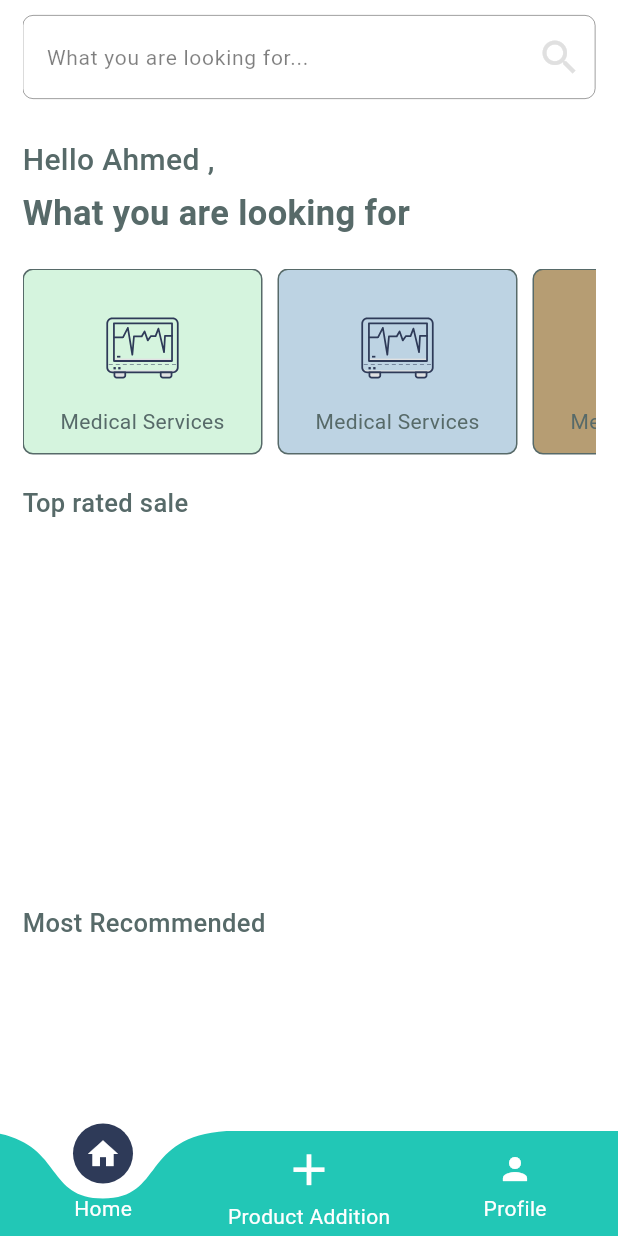
After one commit to mohamedtarek3001/E-Commerce_edu, a Flutter app: the HomeHub screen opened directly, on a phone screen of 412 x 824 dp. The commit adds this screen. Run offline on Flutter 3.47's test engine with Material 3 defaults, Android fonts, the phone set to English and light mode, and no system bars; drawn by our look-alikes of curved_labeled_navigation_bar; our stand-ins replace bloc, cloud_firestore, firebase_auth, firebase_core, flutter_bloc, flutter_svg and 2 more; missing offline and left inert: animated_rating_stars; accounts and stored records are empty.

Commit message:
[add] new screens

```diff
--- /dev/null
+++ b/devtools_options.yaml
@@ -0,0 +1,3 @@
+description: This file stores settings for Dart & Flutter DevTools.
+documentation: https://docs.flutter.dev/tools/devtools/extensions#configure-extension-enablement-states
+extensions:
--- /dev/null
+++ b/lib/ecommerce_app/business_logic/blocs_cubits/navigation_cubit.dart
@@ -0,0 +1,26 @@
+import 'package:bloc/bloc.dart';
+import 'package:flutter/material.dart';
+import 'package:meta/meta.dart';
+
+import '../../presentation_layer/main_app/Home_pages/home_screen.dart';
+import '../../presentation_layer/main_app/product_addition_screens/product_addition_screen.dart';
+import '../../presentation_layer/main_app/profile_screens/profile_screen.dart';
+
+part 'navigation_state.dart';
+
+class NavigationCubit extends Cubit<NavigationState> {
+  NavigationCubit() : super(NavigationInitial());
+  int currentIndex = 0;
+
+  setCurrentIndex(int index){
+    currentIndex = index;
+    emit(NavigationInitial());
+  }
+
+  List<Widget> screens = [
+    HomeScreen(),
+    ProductAdditionScreen(),
+    ProfileScreen()
+  ];
+
+}
--- /dev/null
+++ b/lib/ecommerce_app/business_logic/blocs_cubits/navigation_state.dart
@@ -0,0 +1,6 @@
+part of 'navigation_cubit.dart';
+
+@immutable
+sealed class NavigationState {}
+
+final class NavigationInitial extends NavigationState {}
--- a/lib/ecommerce_app/business_logic/blocs_cubits/product_state.dart
+++ b/lib/ecommerce_app/business_logic/blocs_cubits/product_state.dart
@@ -20,6 +20,14 @@ final class ProductCreationFail extends ProductState {
 }
 
 
+final class ProductRetrievingLoading extends ProductState {}
+final class ProductRetrievingSuccess extends ProductState {}
+final class ProductRetrievingFail extends ProductState {
+  final String error;
+  ProductRetrievingFail(this.error);
+}
+
+
 final class ImageUploading extends ProductState {}
 
 final class ImageUploaded extends ProductState {}
--- a/lib/ecommerce_app/presentation_layer/auth_screens_figma/login_screens/login_screen.dart
+++ b/lib/ecommerce_app/presentation_layer/auth_screens_figma/login_screens/login_screen.dart
@@ -1,9 +1,12 @@
 import 'package:flutter/material.dart';
 import 'package:flutter_bloc/flutter_bloc.dart';
 import 'package:flutter_svg/svg.dart';
+import 'package:untitled2/ecommerce_app/business_logic/blocs_cubits/product_cubit.dart';
 
 import '../../../business_logic/blocs_cubits/auth_cubit.dart';
+import '../../main_app/home_hub.dart';
 import '../../main_app/product_addition_screens/product_addition_screen.dart';
+import '../../main_app/product_widget_test.dart';
 import '../../widgets/custom_input_field.dart';
 import '../forget_password_screens/forget_password_screen.dart';
 import '../sign_up_screens/figma_signup_screen.dart';
@@ -113,10 +116,11 @@ class LoginScreenFigma extends StatelessWidget {
                           content: Text('Logged in successfully'),
                         ),
                       );
+                      BlocProvider.of<ProductCubit>(context).getProducts();
                       Navigator.pushReplacement(
                         context,
                         MaterialPageRoute(
-                          builder: (context) => ProductAdditionScreen(),
+                          builder: (context) => HomeHub(),
                         ),
                       );
                     } else if (state is AuthFail) {
--- /dev/null
+++ b/lib/ecommerce_app/presentation_layer/main_app/Home_pages/home_screen.dart
@@ -0,0 +1,209 @@
+import 'package:cloud_firestore/cloud_firestore.dart';
+import 'package:flutter/material.dart';
+import 'package:flutter_bloc/flutter_bloc.dart';
+import 'package:untitled2/ecommerce_app/business_logic/blocs_cubits/product_cubit.dart';
+import 'package:untitled2/ecommerce_app/presentation_layer/widgets/product_card_widget.dart';
+
+import '../../../model_layer/product_model.dart';
+import '../../widgets/category_card.dart';
+
+class HomeScreen extends StatelessWidget {
+  const HomeScreen({super.key});
+
+  final imageUrl = 'https://img.freepik.com/free-vector/gradient-product-card-template_23-2149656335.jpg';
+
+  @override
+  Widget build(BuildContext context) {
+    double width = MediaQuery.of(context).size.width;
+    double height = MediaQuery.of(context).size.height;
+    return SafeArea(
+      child: Container(
+        height: height,
+        width: width,
+        padding: const EdgeInsets.symmetric(horizontal: 15),
+        child: RefreshIndicator(
+          onRefresh: () async {
+            BlocProvider.of<ProductCubit>(context).getProducts();
+          },
+          child: SingleChildScrollView(
+            child:  Column(
+                crossAxisAlignment: CrossAxisAlignment.stretch,
+                children: [
+                  const SizedBox(
+                    height: 10,
+                  ),
+                  TextFormField(
+                    decoration: InputDecoration(
+                        border: OutlineInputBorder(
+                          borderRadius: BorderRadius.circular(7),
+                          borderSide: const BorderSide(color: Color(0x80000000), width: 0.5),
+                        ),
+                        enabledBorder: OutlineInputBorder(
+                          borderRadius: BorderRadius.circular(7),
+                          borderSide: const BorderSide(color: Color(0x80000000), width: 0.5),
+                        ),
+                        hintText: 'What you are looking for...',
+                        hintStyle: const TextStyle(color: Color(0x80000000), fontSize: 14),
+                        suffixIcon: Icon(
+                          Icons.search,
+                          color: Colors.grey[300],
+                          size: 30,
+                        )),
+                  ),
+                  const SizedBox(
+                    height: 20,
+                  ),
+                  const Column(
+                    crossAxisAlignment: CrossAxisAlignment.stretch,
+                    children: [
+                      Text(
+                        'Hello Ahmed , ',
+                        style: TextStyle(fontSize: 20, color: Color(0xff576A69), fontWeight: FontWeight.w500, height: 2),
+                      ),
+                      Text(
+                        'What you are looking for',
+                        style: TextStyle(fontSize: 23, color: Color(0xff576A69), fontWeight: FontWeight.w600),
+                      ),
+                    ],
+                  ),
+                  const SizedBox(
+                    height: 20,
+                  ),
+                  Container(
+                    height: 160 * 0.775,
+                    width: width,
+                    child: ListView.separated(
+                      separatorBuilder: (context, index) => const SizedBox(
+                        width: 10,
+                      ),
+                      scrollDirection: Axis.horizontal,
+                      itemBuilder: (context, index) {
+                        return CategoryCard(
+                          image: 'assets/appIcons/medicalService.svg',
+                          index: index,
+                          label: 'Medical Services',
+                        );
+                      },
+                      itemCount: 3,
+                    ),
+                  ),
+                  const SizedBox(
+                    height: 20,
+                  ),
+                  Container(
+                    height: 260,
+                    width: width,
+                    child: Column(
+                      crossAxisAlignment: CrossAxisAlignment.stretch,
+                      children: [
+                        const Text(
+                          'Top rated sale',
+                          style: TextStyle(color: Color(0xff576A69), fontSize: 17, fontWeight: FontWeight.w500),
+                        ),
+                        const SizedBox(
+                          height: 15,
+                        ),
+                        Expanded(
+                          child: StreamBuilder<QuerySnapshot<Map<String, dynamic>>>(
+                            stream: BlocProvider.of<ProductCubit>(context).getProductsStream(),
+                            builder: (context, snapshot) {
+                              if(snapshot.connectionState == ConnectionState.waiting){
+                                return const Center(
+                                  child: CircularProgressIndicator(),
+                                );
+                              }
+                              else if(snapshot.hasError){
+                                return Center(
+                                  child: Text(snapshot.error.toString()),
+                                );
+                              }
+                              else if(!snapshot.hasData){
+                                return const Center(
+                                  child: Text('No data'),
+                                );
+                              }
+                              else if(snapshot.hasData){
+                                List<ProductModel>? products = [];
+                                products = snapshot.data?.docs.map((e) => ProductModel.fromJson(e.data()),).toList();
+                                return ListView.separated(
+                                  separatorBuilder: (context, index) => const SizedBox(
+                                    width: 10,
+                                  ),
+                                  scrollDirection: Axis.horizontal,
+                                  itemBuilder: (context, index) {
+                                    return ProductCard(
+                                      imageUrl: products?[index].image??'',
+                                      name: products?[index].name??'',
+                                      price: products?[index].price??0.0,
+                                      rate: 0.0,
+                                    );
+                                  },
+                                  itemCount: products?.length??0,
+                                );
+                              } else{
+                                return Container();
+                              }
+
+                            },
+                          ),
+                        ),
+                      ],
+                    ),
+                  ),
+                  const SizedBox(
+                    height: 20,
+                  ),
+                  Container(
+                    height: 260,
+                    width: width,
+                    child: Column(
+                      crossAxisAlignment: CrossAxisAlignment.stretch,
+                      children: [
+                        const Text(
+                          'Most Recommended',
+                          style: TextStyle(color: Color(0xff576A69), fontSize: 17, fontWeight: FontWeight.w500),
+                        ),
+                        const SizedBox(
+                          height: 15,
+                        ),
+                        Expanded(
+                          child: BlocBuilder<ProductCubit, ProductState>(
+                            builder: (context, state) {
+                              if(state is ProductRetrievingLoading){
+                                return const Center(
+                                  child: CircularProgressIndicator(),
+                                );
+                              }else if (state is ProductRetrievingFail){
+                                return Center(
+                                  child: Text(state.error),
+                                );
+                              }
+                              return ListView.separated(
+                                separatorBuilder: (context, index) => const SizedBox(
+                                  width: 10,
+                                ),
+                                scrollDirection: Axis.horizontal,
+                                itemBuilder: (context, index) {
+                                  return ProductCard(
+                                    imageUrl: context.read<ProductCubit>().products?[index].image??'',
+                                    name: context.read<ProductCubit>().products?[index].name??'',
+                                    price: context.read<ProductCubit>().products?[index].price??0.0,
+                                    rate: 0,
+                                  );
+                                },
+                                itemCount: context.read<ProductCubit>().products?.length??0,
+                              );
+                            },
+                          ),
+                        ),
+                      ],
+                    ),
+                  ),
+                ],
+              ),
+            ),
+        ),
+        ),
+    );
+  }
+}
--- /dev/null
+++ b/lib/ecommerce_app/presentation_layer/main_app/home_hub.dart
@@ -0,0 +1,50 @@
+import 'package:curved_labeled_navigation_bar/curved_navigation_bar.dart';
+import 'package:curved_labeled_navigation_bar/curved_navigation_bar_item.dart';
+import 'package:flutter/material.dart';
+import 'package:flutter_bloc/flutter_bloc.dart';
+
+import '../../business_logic/blocs_cubits/navigation_cubit.dart';
+
+class HomeHub extends StatelessWidget {
+  const HomeHub({super.key});
+
+  @override
+  Widget build(BuildContext context) {
+    return Scaffold(
+      backgroundColor: Colors.white,
+      body: BlocBuilder<NavigationCubit, NavigationState>(
+        builder: (context, state) {
+          int currentIndex = context.read<NavigationCubit>().currentIndex;
+          return Padding(
+            padding: const EdgeInsets.only(bottom: 30.0),
+            child: context.read<NavigationCubit>().screens[currentIndex],
+          );
+        },
+      ),
+      bottomNavigationBar: BlocBuilder<NavigationCubit, NavigationState>(
+        builder: (context, state) {
+          return CurvedNavigationBar(
+            color: Color(0xff22C7B6),
+            backgroundColor: Colors.white,
+            buttonBackgroundColor: Color(0xff2E3A58),
+            onTap: (value) {
+              context.read<NavigationCubit>().setCurrentIndex(value);
+            },
+            index: context.read<NavigationCubit>().currentIndex,
+            items: [
+              CurvedNavigationBarItem(
+                child: Icon(Icons.home,color: Colors.white,),
+                label: 'Home',
+                labelStyle: TextStyle(color: Colors.white)
+              ),
+              CurvedNavigationBarItem(child: Icon(Icons.add,color: Colors.white,size: 35,), label: 'Product Addition',
+                  labelStyle: TextStyle(color: Colors.white)),
+              CurvedNavigationBarItem(child: Icon(Icons.person,color: Colors.white,), label: 'Profile',
+                  labelStyle: TextStyle(color: Colors.white)),
+            ],
+          );
+        },
+      ),
+    );
+  }
+}
--- a/lib/ecommerce_app/presentation_layer/main_app/product_addition_screens/product_addition_screen.dart
+++ b/lib/ecommerce_app/presentation_layer/main_app/product_addition_screens/product_addition_screen.dart
@@ -14,9 +14,7 @@ class ProductAdditionScreen extends StatelessWidget {
   Widget build(BuildContext context) {
     double height = MediaQuery.of(context).size.height;
     double width = MediaQuery.of(context).size.width;
-    return Scaffold(
-        backgroundColor: Colors.white,
-        body: SafeArea(
+    return SafeArea(
       child: Container(
         height: height,
         width: width,
@@ -251,6 +249,6 @@ class ProductAdditionScreen extends StatelessWidget {
           ),
         ),
       ),
-        ));
+    );
   }
 }
--- /dev/null
+++ b/lib/ecommerce_app/presentation_layer/widgets/category_card.dart
@@ -0,0 +1,34 @@
+import 'package:flutter/material.dart';
+import 'package:flutter_svg/svg.dart';
+
+class CategoryCard extends StatelessWidget {
+  const CategoryCard({super.key, required this.index,required this.image,required this.label});
+
+  final int index;
+  final String image;
+  final String label;
+
+  @override
+  Widget build(BuildContext context) {
+    return Container(
+      width: 160,
+      decoration: BoxDecoration(color: Color((0xffDFEECF * (0.2 * (index + 1))).toInt()), borderRadius: BorderRadius.circular(7), border: Border.all(color: const Color(0xff576A69))),
+      child: Column(
+        crossAxisAlignment: CrossAxisAlignment.center,
+        mainAxisAlignment: MainAxisAlignment.center,
+        children: [
+          SvgPicture.asset(image??
+              'assets/appIcons/medicalService.svg',
+            height: 80,
+          ),
+          Text(
+            label,
+            style: const TextStyle(
+              color: Color(0xff576A69),
+            ),
+          ),
+        ],
+      ),
+    );
+  }
+}
--- a/lib/main.dart
+++ b/lib/main.dart
@@ -3,6 +3,7 @@ import 'package:flutter/material.dart';
 import 'package:flutter_bloc/flutter_bloc.dart';
 import 'package:untitled2/ecommerce_app/business_logic/blocs_cubits/auth_cubit.dart';
 
+import 'ecommerce_app/business_logic/blocs_cubits/navigation_cubit.dart';
 import 'ecommerce_app/business_logic/blocs_cubits/product_cubit.dart';
 import 'ecommerce_app/presentation_layer/auth_screens/login_screens/login_screen.dart';
 import 'ecommerce_app/presentation_layer/auth_screens_figma/login_screens/login_screen.dart';
@@ -26,6 +27,9 @@ Future<void> main() async {
         ),
         BlocProvider(
           create: (context) => ProductCubit(),
+        ),
+        BlocProvider(
+          create: (context) => NavigationCubit(),
         ),
       ],
       child: const MyApp(),
--- a/pubspec.yaml
+++ b/pubspec.yaml
@@ -45,6 +45,8 @@ dependencies:
   image_picker: ^1.1.2
   supabase_flutter: ^2.9.0
   animated_splash_screen: ^1.3.0
+  animated_rating_stars: ^1.0.1
+  curved_labeled_navigation_bar: ^2.0.6
 
 
 dev_dependencies:
```
Also changed, not shown: lib/ecommerce_app/business_logic/blocs_cubits/product_cubit.dart (+19 -0 lines), lib/ecommerce_app/presentation_layer/main_app/product_widget_test.dart (added, +29 -0 lines), lib/ecommerce_app/presentation_layer/main_app/profile_screens/profile_screen.dart (added, +10 -0 lines), lib/ecommerce_app/presentation_layer/widgets/product_card_widget.dart (added, +121 -0 lines), assets/appIcons/cartIcon.svg (added), assets/appIcons/medicalService.svg (added), lib/generated/assets.dart (added), pubspec.lock, 3 other files. Lines whose indentation alone changed are shown as unchanged.
